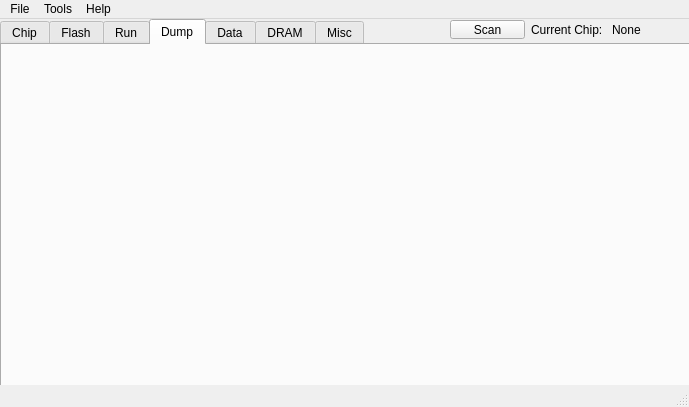
This is src/mainwindow.ui in YuzukiTsuru/YFEL as Qt 5 draws it before an edit. The edited form follows.
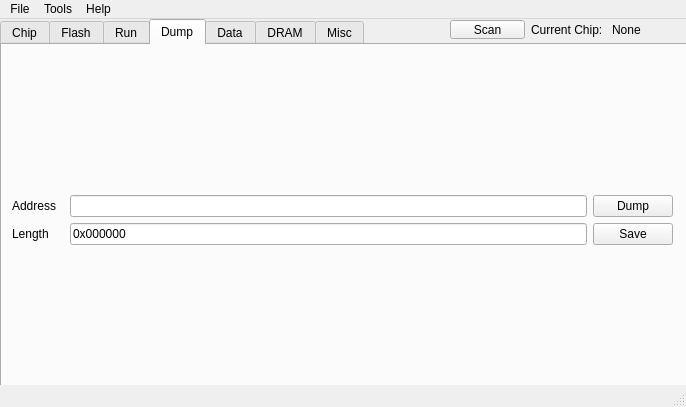
This is the edited form. The open tabs and pages were chosen to show the change.

Commit message: support dump

```diff
--- a/src/mainwindow.ui
+++ b/src/mainwindow.ui
@@ -6,7 +6,7 @@
    <rect>
     <x>0</x>
     <y>0</y>
-    <width>689</width>
+    <width>686</width>
     <height>407</height>
    </rect>
   </property>
@@ -914,6 +914,93 @@
      <attribute name="title">
       <string>Dump</string>
      </attribute>
+     <widget class="QWidget" name="layoutWidget_4">
+      <property name="geometry">
+       <rect>
+        <x>0</x>
+        <y>0</y>
+        <width>681</width>
+        <height>341</height>
+       </rect>
+      </property>
+      <layout class="QVBoxLayout" name="dump_tab_layout" stretch="0,10,0">
+       <item>
+        <layout class="QHBoxLayout" name="dump_dump_horizontalLayout">
+         <property name="leftMargin">
+          <number>10</number>
+         </property>
+         <property name="topMargin">
+          <number>10</number>
+         </property>
+         <property name="rightMargin">
+          <number>10</number>
+         </property>
+         <item>
+          <layout class="QGridLayout" name="gridLayout_8" columnstretch="1,10,0,0">
+           <item row="1" column="0">
+            <widget class="QLabel" name="dump_dump_length_label">
+             <property name="text">
+              <string>Length</string>
+             </property>
+            </widget>
+           </item>
+           <item row="0" column="3">
+            <widget class="QPushButton" name="dump_do_dump_button">
+             <property name="text">
+              <string>Dump</string>
+             </property>
+            </widget>
+           </item>
+           <item row="0" column="1" colspan="2">
+            <widget class="QLineEdit" name="dump_address_lineEdit">
+             <property name="text">
+              <string/>
+             </property>
+            </widget>
+           </item>
+           <item row="1" column="3">
+            <widget class="QPushButton" name="dump_save_file_button">
+             <property name="text">
+              <string>Save</string>
+             </property>
+            </widget>
+           </item>
+           <item row="0" column="0">
+            <widget class="QLabel" name="dump_dump_address_label">
+             <property name="text">
+              <string>Address</string>
+             </property>
+            </widget>
+           </item>
+           <item row="1" column="1" colspan="2">
+            <widget class="QLineEdit" name="dump_length_lineEdit">
+             <property name="text">
+              <string>0x000000</string>
+             </property>
+            </widget>
+           </item>
+          </layout>
+         </item>
+        </layout>
+       </item>
+       <item>
+        <layout class="QVBoxLayout" name="dump_data_hexView">
+         <property name="leftMargin">
+          <number>5</number>
+         </property>
+         <property name="topMargin">
+          <number>0</number>
+         </property>
+         <property name="rightMargin">
+          <number>5</number>
+         </property>
+        </layout>
+       </item>
+       <item>
+        <layout class="QHBoxLayout" name="dump_horizontalLayout"/>
+       </item>
+      </layout>
+     </widget>
     </widget>
     <widget class="QWidget" name="data_tab">
      <attribute name="title">
@@ -1405,7 +1492,7 @@
     <rect>
      <x>0</x>
      <y>0</y>
-     <width>689</width>
+     <width>686</width>
      <height>22</height>
     </rect>
    </property>
```
Left out of the diff: 2 changed lines with no effect on the pictures. The commit also changes 6 other files.
